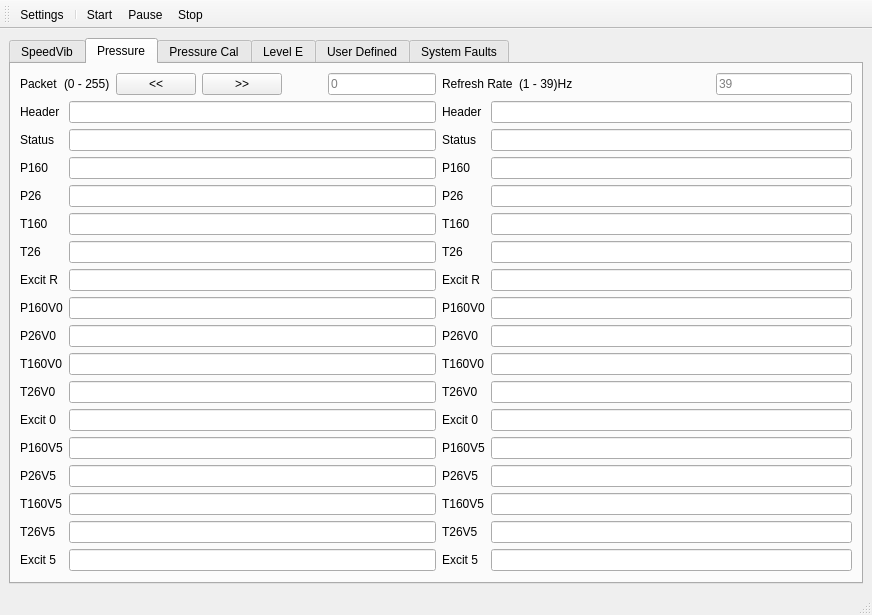
Qt form etherlink/gui/etherlink.ui (bdankwa/etherlink) before a commit.
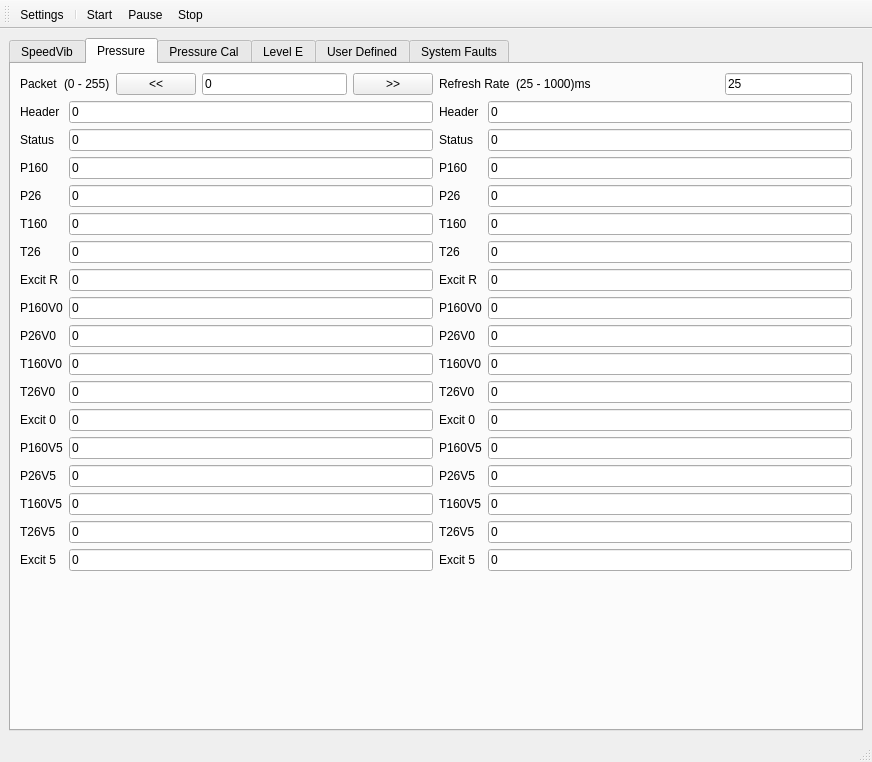
The same form after that commit. The open tabs and pages were chosen to show the change.

```diff
--- a/etherlink/gui/etherlink.ui
+++ b/etherlink/gui/etherlink.ui
@@ -7,7 +7,7 @@
     <x>0</x>
     <y>0</y>
     <width>872</width>
-    <height>573</height>
+    <height>762</height>
    </rect>
   </property>
   <property name="windowTitle">
@@ -636,34 +636,16 @@
           </item>
           <item row="0" column="1">
            <layout class="QGridLayout" name="gridLayout_11">
-            <item row="0" column="1">
-             <widget class="QLabel" name="label_13">
-              <property name="text">
-               <string>(0 - 255)</string>
-              </property>
-             </widget>
-            </item>
-            <item row="0" column="5">
+            <item row="0" column="4">
              <widget class="QLineEdit" name="lineEdit_PressPacketNumber">
+              <property name="text">
+               <string>0</string>
+              </property>
               <property name="placeholderText">
                <string>0</string>
               </property>
              </widget>
             </item>
-            <item row="0" column="3">
-             <widget class="QPushButton" name="pushButton_Press_inc">
-              <property name="text">
-               <string>&gt;&gt;</string>
-              </property>
-             </widget>
-            </item>
-            <item row="0" column="0">
-             <widget class="QLabel" name="label_11">
-              <property name="text">
-               <string>Packet</string>
-              </property>
-             </widget>
-            </item>
             <item row="0" column="2">
              <widget class="QPushButton" name="pushButton_Press_dec">
               <property name="text">
@@ -671,18 +653,26 @@
               </property>
              </widget>
             </item>
-            <item row="0" column="4">
-             <spacer name="horizontalSpacer_3">
-              <property name="orientation">
-               <enum>Qt::Horizontal</enum>
+            <item row="0" column="1">
+             <widget class="QLabel" name="label_13">
+              <property name="text">
+               <string>(0 - 255)</string>
               </property>
-              <property name="sizeHint" stdset="0">
-               <size>
-                <width>40</width>
-                <height>20</height>
-               </size>
+             </widget>
+            </item>
+            <item row="0" column="0">
+             <widget class="QLabel" name="label_11">
+              <property name="text">
+               <string>Packet</string>
               </property>
-             </spacer>
+             </widget>
+            </item>
+            <item row="0" column="5">
+             <widget class="QPushButton" name="pushButton_Press_inc">
+              <property name="text">
+               <string>&gt;&gt;</string>
+              </property>
+             </widget>
             </item>
            </layout>
           </item>
@@ -690,15 +680,18 @@
            <layout class="QGridLayout" name="gridLayout_12">
             <item row="0" column="3">
              <widget class="QLineEdit" name="lineEdit_PressRefreshRate">
+              <property name="text">
+               <string>25</string>
+              </property>
               <property name="placeholderText">
-               <string>39</string>
+               <string>0</string>
               </property>
              </widget>
             </item>
             <item row="0" column="1">
              <widget class="QLabel" name="label_14">
               <property name="text">
-               <string>(1 - 39)Hz</string>
+               <string>(25 - 1000)ms</string>
               </property>
              </widget>
             </item>
@@ -727,55 +720,174 @@
           <item row="1" column="3">
            <layout class="QGridLayout" name="gridLayout_9">
             <item row="6" column="1">
-             <widget class="QLineEdit" name="lineEdit_56"/>
+             <widget class="QLineEdit" name="lineEdit_Press_T26_conv">
+              <property name="text">
+               <string>0</string>
+              </property>
+              <property name="readOnly">
+               <bool>true</bool>
+              </property>
+             </widget>
             </item>
             <item row="8" column="1">
-             <widget class="QLineEdit" name="lineEdit_57"/>
+             <widget class="QLineEdit" name="lineEdit_Press_P160V0_conv">
+              <property name="text">
+               <string>0</string>
+              </property>
+              <property name="readOnly">
+               <bool>true</bool>
+              </property>
+             </widget>
             </item>
             <item row="5" column="1">
-             <widget class="QLineEdit" name="lineEdit_58"/>
+             <widget class="QLineEdit" name="lineEdit_Press_T160_conv">
+              <property name="text">
+               <string>0</string>
+              </property>
+              <property name="readOnly">
+               <bool>true</bool>
+              </property>
+             </widget>
             </item>
             <item row="2" column="1">
-             <widget class="QLineEdit" name="lineEdit_59"/>
+             <widget class="QLineEdit" name="lineEdit_Press_Status_conv">
+              <property name="text">
+               <string>0</string>
+              </property>
+              <property name="readOnly">
+               <bool>true</bool>
+              </property>
+             </widget>
             </item>
             <item row="3" column="1">
-             <widget class="QLineEdit" name="lineEdit_60"/>
+             <widget class="QLineEdit" name="lineEdit_Press_P160_conv">
+              <property name="text">
+               <string>0</string>
+              </property>
+              <property name="readOnly">
+               <bool>true</bool>
+              </property>
+             </widget>
             </item>
             <item row="14" column="1">
-             <widget class="QLineEdit" name="lineEdit_61"/>
+             <widget class="QLineEdit" name="lineEdit_Press_P26V5_conv">
+              <property name="text">
+               <string>0</string>
+              </property>
+              <property name="readOnly">
+               <bool>true</bool>
+              </property>
+             </widget>
             </item>
             <item row="1" column="1">
-             <widget class="QLineEdit" name="lineEdit_62"/>
+             <widget class="QLineEdit" name="lineEdit_Press_Header_conv">
+              <property name="text">
+               <string>0</string>
+              </property>
+              <property name="readOnly">
+               <bool>true</bool>
+              </property>
+             </widget>
             </item>
             <item row="17" column="1">
-             <widget class="QLineEdit" name="lineEdit_63"/>
+             <widget class="QLineEdit" name="lineEdit_Press_Excit5_conv">
+              <property name="text">
+               <string>0</string>
+              </property>
+              <property name="readOnly">
+               <bool>true</bool>
+              </property>
+             </widget>
             </item>
             <item row="12" column="1">
-             <widget class="QLineEdit" name="lineEdit_64"/>
+             <widget class="QLineEdit" name="lineEdit_Press_Excit0_conv">
+              <property name="text">
+               <string>0</string>
+              </property>
+              <property name="readOnly">
+               <bool>true</bool>
+              </property>
+             </widget>
             </item>
             <item row="15" column="1">
-             <widget class="QLineEdit" name="lineEdit_65"/>
+             <widget class="QLineEdit" name="lineEdit_Press_T160V5_conv">
+              <property name="text">
+               <string>0</string>
+              </property>
+              <property name="readOnly">
+               <bool>true</bool>
+              </property>
+             </widget>
             </item>
             <item row="13" column="1">
-             <widget class="QLineEdit" name="lineEdit_66"/>
+             <widget class="QLineEdit" name="lineEdit_Press_P160V5_conv">
+              <property name="text">
+               <string>0</string>
+              </property>
+              <property name="readOnly">
+               <bool>true</bool>
+              </property>
+             </widget>
             </item>
             <item row="4" column="1">
-             <widget class="QLineEdit" name="lineEdit_67"/>
+             <widget class="QLineEdit" name="lineEdit_Press_P26_conv">
+              <property name="text">
+               <string>0</string>
+              </property>
+              <property name="readOnly">
+               <bool>true</bool>
+              </property>
+             </widget>
             </item>
             <item row="7" column="1">
-             <widget class="QLineEdit" name="lineEdit_68"/>
+             <widget class="QLineEdit" name="lineEdit_Press_ExcitR_conv">
+              <property name="text">
+               <string>0</string>
+              </property>
+              <property name="readOnly">
+               <bool>true</bool>
+              </property>
+             </widget>
             </item>
             <item row="9" column="1">
-             <widget class="QLineEdit" name="lineEdit_69"/>
+             <widget class="QLineEdit" name="lineEdit_Press_P26V0_conv">
+              <property name="text">
+               <string>0</string>
+              </property>
+              <property name="readOnly">
+               <bool>true</bool>
+              </property>
+             </widget>
             </item>
             <item row="10" column="1">
-             <widget class="QLineEdit" name="lineEdit_70"/>
+             <widget class="QLineEdit" name="lineEdit_Press_T160V0_conv">
+              <property name="text">
+               <string>0</string>
+              </property>
+              <property name="readOnly">
+               <bool>true</bool>
+              </property>
+             </widget>
             </item>
             <item row="11" column="1">
-             <widget class="QLineEdit" name="lineEdit_71"/>
+             <widget class="QLineEdit" name="lineEdit_Press_T26V0_conv">
+              <property name="text">
+               <string>0</string>
+              </property>
+              <property name="readOnly">
+               <bool>true</bool>
+              </property>
+             </widget>
             </item>
             <item row="16" column="1">
-             <widget class="QLineEdit" name="lineEdit_72"/>
+             <widget class="QLineEdit" name="lineEdit_Press_T26V5_conv">
+              <property name="text">
+               <string>0</string>
+              </property>
+              <property name="readOnly">
+               <bool>true</bool>
+              </property>
+             </widget>
             </item>
             <item row="1" column="0">
              <widget class="QLabel" name="label_8">
@@ -901,55 +1013,174 @@
           <item row="1" column="1">
            <layout class="QGridLayout" name="gridLayout_8">
             <item row="1" column="2">
-             <widget class="QLineEdit" name="lineEdit_42"/>
+             <widget class="QLineEdit" name="lineEdit_Press_Status_raw">
+              <property name="text">
+               <string>0</string>
+              </property>
+              <property name="readOnly">
+               <bool>true</bool>
+              </property>
+             </widget>
             </item>
             <item row="4" column="2">
-             <widget class="QLineEdit" name="lineEdit_41"/>
+             <widget class="QLineEdit" name="lineEdit_Press_T160_raw">
+              <property name="text">
+               <string>0</string>
+              </property>
+              <property name="readOnly">
+               <bool>true</bool>
+              </property>
+             </widget>
             </item>
             <item row="5" column="2">
-             <widget class="QLineEdit" name="lineEdit_39"/>
+             <widget class="QLineEdit" name="lineEdit_Press_T26_raw">
+              <property name="text">
+               <string>0</string>
+              </property>
+              <property name="readOnly">
+               <bool>true</bool>
+              </property>
+             </widget>
             </item>
             <item row="7" column="2">
-             <widget class="QLineEdit" name="lineEdit_40"/>
+             <widget class="QLineEdit" name="lineEdit_Press_P160V0_raw">
+              <property name="text">
+               <string>0</string>
+              </property>
+              <property name="readOnly">
+               <bool>true</bool>
+              </property>
+             </widget>
             </item>
             <item row="2" column="2">
-             <widget class="QLineEdit" name="lineEdit_43"/>
+             <widget class="QLineEdit" name="lineEdit_Press_P160_raw">
+              <property name="text">
+               <string>0</string>
+              </property>
+              <property name="readOnly">
+               <bool>true</bool>
+              </property>
+             </widget>
             </item>
             <item row="13" column="2">
-             <widget class="QLineEdit" name="lineEdit_44"/>
+             <widget class="QLineEdit" name="lineEdit_Press_P26V5_raw">
+              <property name="text">
+               <string>0</string>
+              </property>
+              <property name="readOnly">
+               <bool>true</bool>
+              </property>
+             </widget>
             </item>
             <item row="0" column="2">
-             <widget class="QLineEdit" name="lineEdit_45"/>
+             <widget class="QLineEdit" name="lineEdit_Press_Header_raw">
+              <property name="text">
+               <string>0</string>
+              </property>
+              <property name="readOnly">
+               <bool>true</bool>
+              </property>
+             </widget>
             </item>
             <item row="16" column="2">
-             <widget class="QLineEdit" name="lineEdit_46"/>
+             <widget class="QLineEdit" name="lineEdit_Press_Excit5_raw">
+              <property name="text">
+               <string>0</string>
+              </property>
+              <property name="readOnly">
+               <bool>true</bool>
+              </property>
+             </widget>
             </item>
             <item row="11" column="2">
-             <widget class="QLineEdit" name="lineEdit_47"/>
+             <widget class="QLineEdit" name="lineEdit_Press_Excit0_raw">
+              <property name="text">
+               <string>0</string>
+              </property>
+              <property name="readOnly">
+               <bool>true</bool>
+              </property>
+             </widget>
             </item>
             <item row="14" column="2">
-             <widget class="QLineEdit" name="lineEdit_48"/>
+             <widget class="QLineEdit" name="lineEdit_Press_T160V5_raw">
+              <property name="text">
+               <string>0</string>
+              </property>
+              <property name="readOnly">
+               <bool>true</bool>
+              </property>
+             </widget>
             </item>
             <item row="12" column="2">
-             <widget class="QLineEdit" name="lineEdit_49"/>
+             <widget class="QLineEdit" name="lineEdit_Press_P160V5_raw">
+              <property name="text">
+               <string>0</string>
+              </property>
+              <property name="readOnly">
+               <bool>true</bool>
+              </property>
+             </widget>
             </item>
             <item row="3" column="2">
-             <widget class="QLineEdit" name="lineEdit_50"/>
+             <widget class="QLineEdit" name="lineEdit_Press_P26_raw">
+              <property name="text">
+               <string>0</string>
+              </property>
+              <property name="readOnly">
+               <bool>true</bool>
+              </property>
+             </widget>
             </item>
             <item row="6" column="2">
-             <widget class="QLineEdit" name="lineEdit_51"/>
+             <widget class="QLineEdit" name="lineEdit_Press_ExcitR_raw">
+              <property name="text">
+               <string>0</string>
+              </property>
+              <property name="readOnly">
+               <bool>true</bool>
+              </property>
+             </widget>
             </item>
             <item row="8" column="2">
-             <widget class="QLineEdit" name="lineEdit_52"/>
+             <widget class="QLineEdit" name="lineEdit_Press_P26V0_raw">
+              <property name="text">
+               <string>0</string>
+              </property>
+              <property name="readOnly">
+               <bool>true</bool>
+              </property>
+             </widget>
             </item>
             <item row="9" column="2">
-             <widget class="QLineEdit" name="lineEdit_53"/>
+             <widget class="QLineEdit" name="lineEdit_Press_T160V0_raw">
+              <property name="text">
+               <string>0</string>
+              </property>
+              <property name="readOnly">
+               <bool>true</bool>
+              </property>
+             </widget>
             </item>
             <item row="10" column="2">
-             <widget class="QLineEdit" name="lineEdit_54"/>
+             <widget class="QLineEdit" name="lineEdit_Press_T26V0_raw">
+              <property name="text">
+               <string>0</string>
+              </property>
+              <property name="readOnly">
+               <bool>true</bool>
+              </property>
+             </widget>
             </item>
             <item row="15" column="2">
-             <widget class="QLineEdit" name="lineEdit_55"/>
+             <widget class="QLineEdit" name="lineEdit_Press_T26V5_raw">
+              <property name="text">
+               <string>0</string>
+              </property>
+              <property name="readOnly">
+               <bool>true</bool>
+              </property>
+             </widget>
             </item>
             <item row="0" column="0">
              <widget class="QLabel" name="label_48">
```
Left out of the diff: 713 changed lines with no effect on the pictures.
